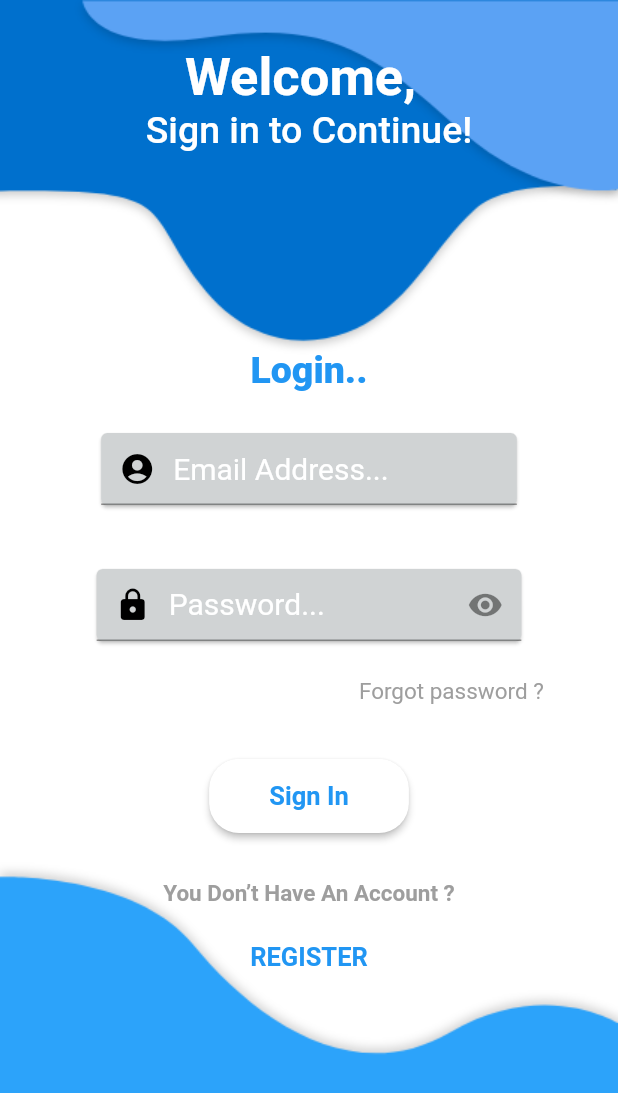
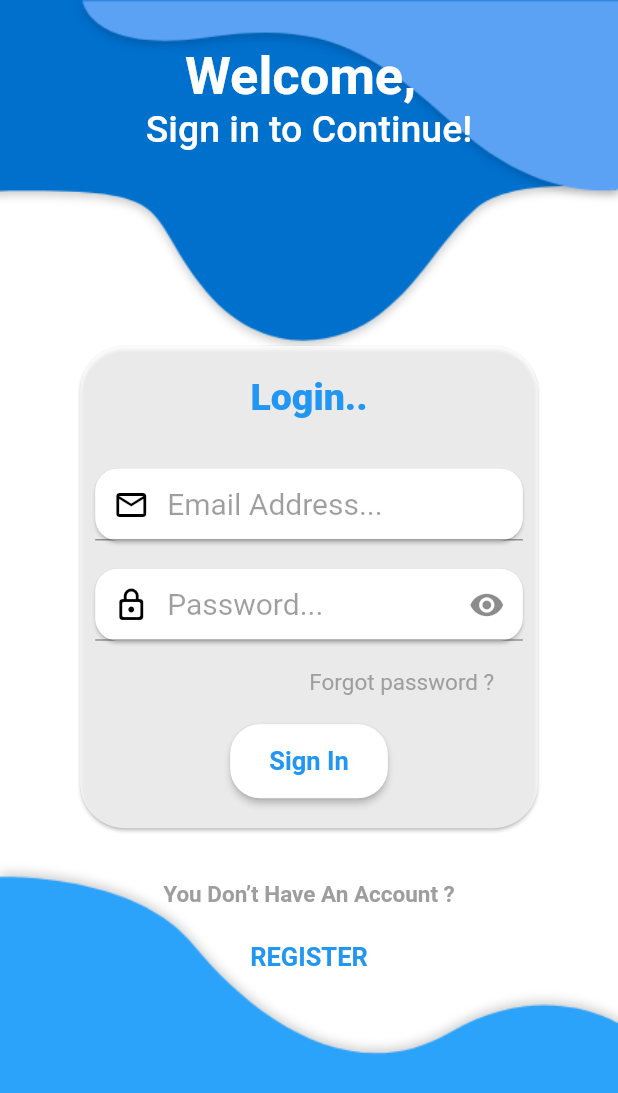
Before and after one commit to mahmoudashry98/Survival-Map, a Flutter app: the screen it shows after launch, on a phone screen of 412 x 824 dp. Shown: the top 1093 px of the screen. Run offline on Flutter 3.47's test engine with Material 2 defaults, Android fonts, the phone set to English and light mode, and no system bars; our stand-ins replace cloud_firestore, firebase_auth, firebase_storage, flutter_spinkit, geolocator, google_maps_flutter and 3 more; accounts and stored records are empty.

Commit message:
edit login

```diff
--- a/lib/main.dart
+++ b/lib/main.dart
@@ -76,7 +76,7 @@ class _MyAppState extends State<MyApp> {
     return ChangeNotifierProvider(
         create: (context) => ApplicationBloc(),
         child: MaterialApp(
-          title: 'Chatify',
+          title: '  ',
           navigatorKey: NavigationService.instance.navigatorKey,
           debugShowCheckedModeBanner: false,
           theme: ThemeData(
--- a/lib/pages/conversation_page.dart
+++ b/lib/pages/conversation_page.dart
@@ -1,7 +1,5 @@
 import 'dart:async';
-
 import 'package:flutter/material.dart';
-
 import 'package:flutter_spinkit/flutter_spinkit.dart';
 import 'package:cloud_firestore/cloud_firestore.dart';
 import 'package:timeago/timeago.dart' as timeago;
@@ -17,6 +15,7 @@ import '../models/conversation.dart';
 import '../models/message.dart';
 
 
+// ignore: must_be_immutable
 class ConversationPage extends StatefulWidget {
   String _conversationID;
   String _receiverID;
@@ -27,6 +26,7 @@ class ConversationPage extends StatefulWidget {
       this._receiverImage);
 
   @override
+
   State<StatefulWidget> createState() {
     return _ConversationPageState();
   }
@@ -49,6 +49,7 @@ class _ConversationPageState extends State<ConversationPage> {
   }
 
   @override
+
   Widget build(BuildContext context) {
     _deviceHeight = MediaQuery.of(context).size.height;
     _deviceWidth = MediaQuery.of(context).size.width;
--- a/lib/pages/login_page.dart
+++ b/lib/pages/login_page.dart
@@ -33,8 +33,7 @@ class _LoginPageState extends State<LoginPage> {
     return Scaffold(
       backgroundColor: Theme.of(context).backgroundColor,
       body: SingleChildScrollView(
-        child:
-            Container(
+        child: Container(
           decoration: BoxDecoration(
               image: DecorationImage(
             image: AssetImage("lib/ima/SC4.jpeg"),
@@ -48,7 +47,6 @@ class _LoginPageState extends State<LoginPage> {
             ),
           ),
         ),
-
       ),
     );
   }
@@ -59,7 +57,7 @@ class _LoginPageState extends State<LoginPage> {
         SnackBarService.instance.buildContext = _context;
         _auth = Provider.of<AuthProvider>(_context);
         return Container(
-          height: _deviceHeight *1.0,
+          height: _deviceHeight * 1.0,
           padding: EdgeInsets.symmetric(horizontal: _deviceWidht * 0.12),
           alignment: Alignment.center,
           child: Column(
@@ -69,7 +67,6 @@ class _LoginPageState extends State<LoginPage> {
             children: <Widget>[
               _headingWidget(),
               _inputForm(),
-              _loginButton(),
               _registerButton(),
             ],
           ),
@@ -103,19 +100,25 @@ class _LoginPageState extends State<LoginPage> {
 
   Widget _inputForm() {
     return Container(
-      height: _deviceHeight * 0.30,
+      height: _deviceHeight * 0.40,
       width: _deviceWidht * 0.80,
       child: Form(
         key: _formkey,
         onChanged: () {
           _formkey.currentState.save();
         },
+        child: Card(
+          color: Colors.white70,
+          shape:
+              RoundedRectangleBorder(borderRadius: BorderRadius.circular(30)),
           child: Column(
-          mainAxisAlignment: MainAxisAlignment.spaceAround,
-          mainAxisSize: MainAxisSize.min,
+            mainAxisAlignment: MainAxisAlignment.spaceBetween,
+            mainAxisSize: MainAxisSize.max,
             crossAxisAlignment: CrossAxisAlignment.center,
             children: <Widget>[
               Container(
+                  margin: EdgeInsets.only(top: 20),
+                  height: _deviceHeight * 0.04,
                   child: Text(
                     "Login..",
                     style: TextStyle(
@@ -126,8 +129,10 @@ class _LoginPageState extends State<LoginPage> {
                   )),
               _emailTextField(),
               _PasswordTextField(),
-            _restPassword()
+              _restPassword(),
+              _loginButton(),
             ],
+          ),
         ),
       ),
     );
@@ -136,8 +141,10 @@ class _LoginPageState extends State<LoginPage> {
   Widget _emailTextField() {
     return Center(
       child: Card(
-          margin: EdgeInsets.all(18),
-          color: Color.fromRGBO(208, 211, 212, 1),
+          shape:
+              RoundedRectangleBorder(borderRadius: BorderRadius.circular(15)),
+          margin: EdgeInsets.only(top: 10, left: 10, right: 10),
+          color: Colors.white,
           child: TextFormField(
             autocorrect: false,
             style: TextStyle(color: Colors.black, fontWeight: FontWeight.w400),
@@ -154,9 +161,9 @@ class _LoginPageState extends State<LoginPage> {
             keyboardType: TextInputType.emailAddress,
             decoration: InputDecoration(
               hintText: "Email Address...",
-              hintStyle: TextStyle(fontSize: 20, color: Colors.white),
+              hintStyle: TextStyle(fontSize: 20, color: Colors.black38),
               prefixIcon: Icon(
-                Icons.account_circle_rounded,
+                Icons.email_outlined,
                 color: Colors.black,
               ),
             ),
@@ -166,12 +173,10 @@ class _LoginPageState extends State<LoginPage> {
 
   // ignore: non_constant_identifier_names
   Widget _PasswordTextField() {
-    return Column(
-      children: [
-        Center(
-          child: Card(
-            margin: EdgeInsets.all(15),
-            color: Color.fromRGBO(208, 211, 212, 1),
+    return Card(
+      shape: RoundedRectangleBorder(borderRadius: BorderRadius.circular(15)),
+      margin: EdgeInsets.only(left: 10, right: 10),
+      color: Colors.white,
       child: TextFormField(
         autocorrect: false,
         obscureText: passwordVisible,
@@ -190,12 +195,11 @@ class _LoginPageState extends State<LoginPage> {
             hintText: "Password...",
             hintStyle: TextStyle(
               fontSize: 20,
-                    color: Colors.white,
+              color: Colors.black38,
             ),
             suffixIcon: IconButton(
-                    icon: Icon(passwordVisible
-                        ? Icons.visibility
-                        : Icons.visibility_off),
+              icon: Icon(
+                  passwordVisible ? Icons.visibility : Icons.visibility_off),
               onPressed: () {
                 setState(() {
                   passwordVisible = !passwordVisible;
@@ -203,20 +207,16 @@ class _LoginPageState extends State<LoginPage> {
               },
             ),
             prefixIcon: Icon(
-                    Icons.lock,
+              Icons.lock_outline_rounded,
               color: Colors.black,
             )),
       ),
-          ),
-        ),
-
-      ],
     );
   }
 
-  Widget _restPassword(){
+  Widget _restPassword() {
     return Container(
-      width: double.infinity,
+      margin: EdgeInsets.only(left: 120),
       child: InkWell(
           onTap: () {
             Navigator.of(context)
@@ -225,9 +225,7 @@ class _LoginPageState extends State<LoginPage> {
           child: Text(
             "Forgot password ? ",
             style: TextStyle(
-                color: Colors.grey,
-                fontSize: 15,
-                fontWeight: FontWeight.w400),
+                color: Colors.grey, fontSize: 15, fontWeight: FontWeight.w400),
             textAlign: TextAlign.right,
           )),
     );
@@ -240,6 +238,7 @@ class _LoginPageState extends State<LoginPage> {
             child: CircularProgressIndicator(),
           )
         : Container(
+            margin: EdgeInsets.only(left: 10, right: 10, bottom: 20),
             padding: EdgeInsets.symmetric(horizontal: 90),
             height: _deviceHeight * 0.06,
             width: _deviceWidht,
@@ -254,8 +253,7 @@ class _LoginPageState extends State<LoginPage> {
               },
               color: Colors.white,
               child: Text(
-                "Sign In"
-                "",
+                "Sign In",
                 style: TextStyle(
                     fontSize: 17,
                     fontWeight: FontWeight.w700,
@@ -291,5 +289,4 @@ class _LoginPageState extends State<LoginPage> {
       ),
     ]);
   }
-
 }
--- a/lib/pages/search_page.dart
+++ b/lib/pages/search_page.dart
@@ -71,7 +71,7 @@ class _SearchPageState extends State<SearchPage> {
       padding: EdgeInsets.all(10.0),
       child: TextField(
         autocorrect: false,
-        style: TextStyle(color: Colors.white),
+        style: TextStyle(color: Colors.black),
         onSubmitted: (_input) {
           setState(() {
             _searchText = _input;
```
Also changed, not shown: lib/pages/registration_page.dart (+41 -25 lines), pubspec.lock. Lines whose indentation alone changed are shown as unchanged.
